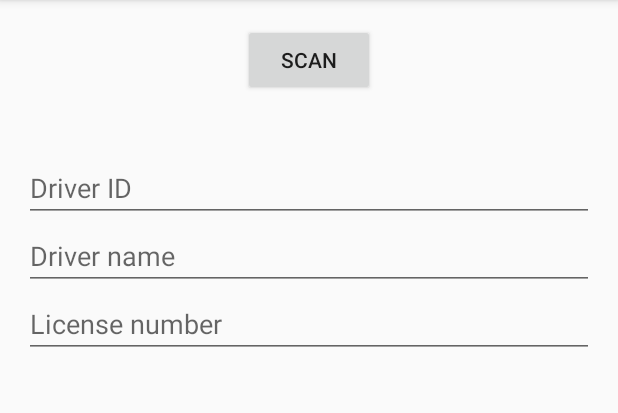
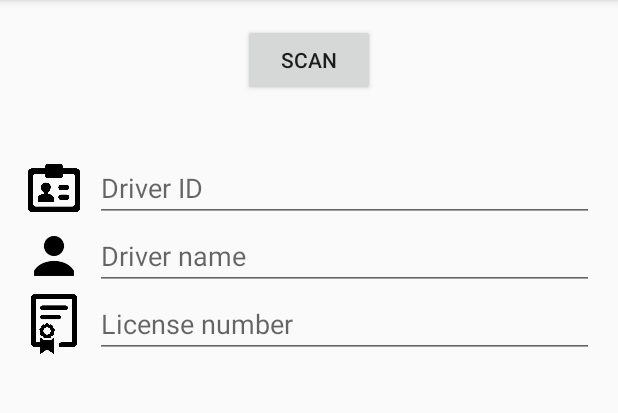
Before and after one commit to agathaflc/In-AppQRCodeScanner, an Android app: the screen it shows after launch (MainActivity), on a phone screen of 412 x 824 dp, the part 84-497 px from its top. Run offline under Robolectric (Android 15) with nearby library versions, the phone set to English and light mode, and no system bars; libraries missing offline, so code that uses them is left out: com.google.zxing.integration.

Commit message:
made things prettier
added icons and adjusted margin

```diff
--- a/app/src/main/res/layout/activity_main.xml
+++ b/app/src/main/res/layout/activity_main.xml
@@ -34,32 +34,62 @@
         android:layout_width="wrap_content"
         android:layout_height="wrap_content"
         android:id="@+id/etDriverId"
+        android:layout_marginLeft="@dimen/edit_text_left_margin"
         android:layout_below="@+id/scan_content"
+        android:layout_toRightOf="@id/ivIdIcon"
         android:layout_alignParentRight="true"
         android:layout_alignParentEnd="true"
-        android:layout_alignParentLeft="true"
-        android:layout_alignParentStart="true"
         android:hint="@string/driver_id" />
 
     <EditText
         android:layout_width="wrap_content"
         android:layout_height="wrap_content"
         android:id="@+id/etDriverName"
+        android:layout_marginLeft="@dimen/edit_text_left_margin"
         android:layout_below="@+id/etDriverId"
         android:layout_alignParentRight="true"
         android:layout_alignParentEnd="true"
-        android:layout_alignParentLeft="true"
-        android:layout_alignParentStart="true"
+        android:layout_toRightOf="@id/ivNameIcon"
         android:hint="@string/driver_name" />
 
     <EditText
         android:layout_width="wrap_content"
         android:layout_height="wrap_content"
         android:id="@+id/etLicense"
+        android:layout_marginLeft="@dimen/edit_text_left_margin"
         android:layout_below="@+id/etDriverName"
         android:layout_alignParentRight="true"
         android:layout_alignParentEnd="true"
+        android:layout_toRightOf="@id/ivLicenseIcon"
+        android:hint="@string/license_number" />
+
+    <ImageView
+        android:layout_width="@dimen/icon_width"
+        android:layout_height="@dimen/icon_height"
+        android:id="@+id/ivIdIcon"
+        android:layout_alignTop="@id/etDriverId"
+        android:layout_alignBottom="@id/etDriverId"
         android:layout_alignParentLeft="true"
         android:layout_alignParentStart="true"
-        android:hint="@string/license_number" />
+        android:src="@drawable/idIcon" />
+
+    <ImageView
+        android:layout_width="@dimen/icon_width"
+        android:layout_height="@dimen/icon_height"
+        android:id="@+id/ivNameIcon"
+        android:layout_alignParentLeft="true"
+        android:layout_alignParentStart="true"
+        android:layout_alignTop="@id/etDriverName"
+        android:layout_alignBottom="@id/etDriverName"
+        android:src="@drawable/nameIcon" />
+
+    <ImageView
+        android:layout_width="@dimen/icon_width"
+        android:layout_height="@dimen/icon_height"
+        android:id="@+id/ivLicenseIcon"
+        android:layout_alignParentLeft="true"
+        android:layout_alignParentStart="true"
+        android:layout_alignTop="@id/etLicense"
+        android:layout_alignBottom="@id/etLicense"
+        android:src="@drawable/licenseIcon"/>
 </RelativeLayout>
--- a/app/src/main/res/values/dimens.xml
+++ b/app/src/main/res/values/dimens.xml
@@ -2,4 +2,7 @@
     <!-- Default screen margins, per the Android Design guidelines. -->
     <dimen name="activity_horizontal_margin">16dp</dimen>
     <dimen name="activity_vertical_margin">16dp</dimen>
+    <dimen name="icon_width">40sp</dimen>
+    <dimen name="icon_height">40sp</dimen>
+    <dimen name="edit_text_left_margin">7sp</dimen>
 </resources>
```
Also changed, not shown: app/src/main/res/drawable/idIcon.png (added), app/src/main/res/drawable/licenseIcon.png (added), app/src/main/res/drawable/nameIcon.png (added).
